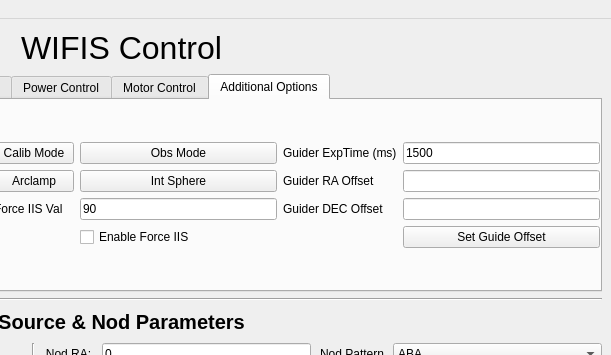
WIFIS-Team/controlcode-new, file WIFIS.ui: the form before one commit; both pictures show x 368 to 979 and y 0 to 355 of the 979 by 911 pixel window.
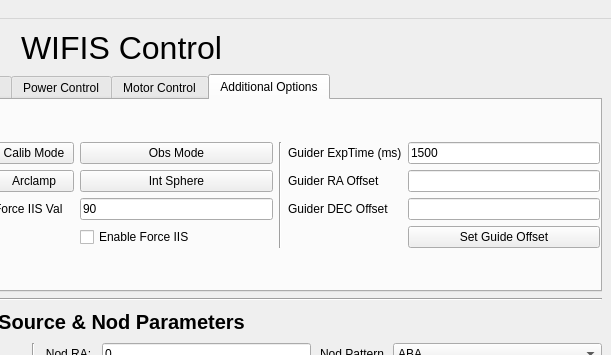
The form after the commit. The open tabs and pages were chosen to show the change.

Commit message: Added button to connect motor

```diff
--- a/WIFIS.ui
+++ b/WIFIS.ui
@@ -333,7 +333,7 @@
                <number>0</number>
               </property>
               <property name="horizontalSpacing">
-               <number>-1</number>
+               <number>6</number>
               </property>
               <item row="0" column="2">
                <widget class="QPushButton" name="GuiderMoveButton">
@@ -1317,7 +1317,28 @@
             </property>
             <item row="0" column="0">
              <layout class="QGridLayout" name="gridLayout_13">
-              <item row="0" column="4">
+              <item row="0" column="3" rowspan="4">
+               <widget class="Line" name="line_9">
+                <property name="orientation">
+                 <enum>Qt::Vertical</enum>
+                </property>
+               </widget>
+              </item>
+              <item row="2" column="4">
+               <widget class="QLabel" name="label_49">
+                <property name="text">
+                 <string>Guider DEC Offset</string>
+                </property>
+               </widget>
+              </item>
+              <item row="0" column="1">
+               <widget class="QPushButton" name="CalibModeButton">
+                <property name="text">
+                 <string>Calib Mode</string>
+                </property>
+               </widget>
+              </item>
+              <item row="0" column="5">
                <widget class="QLineEdit" name="GuiderExpTime">
                 <property name="text">
                  <string>1500</string>
@@ -1331,19 +1352,9 @@
                 </property>
                </widget>
               </item>
-              <item row="2" column="4">
-               <widget class="QLineEdit" name="GuideDEC"/>
-              </item>
-              <item row="1" column="4">
+              <item row="1" column="5">
                <widget class="QLineEdit" name="GuideRA"/>
               </item>
-              <item row="2" column="3">
-               <widget class="QLabel" name="label_49">
-                <property name="text">
-                 <string>Guider DEC Offset</string>
-                </property>
-               </widget>
-              </item>
               <item row="0" column="2">
                <widget class="QPushButton" name="ObsModeButton">
                 <property name="text">
@@ -1351,7 +1362,7 @@
                 </property>
                </widget>
               </item>
-              <item row="1" column="3">
+              <item row="1" column="4">
                <widget class="QLabel" name="label_48">
                 <property name="text">
                  <string>Guider RA Offset</string>
@@ -1379,20 +1390,13 @@
                 </property>
                </widget>
               </item>
-              <item row="0" column="3">
+              <item row="0" column="4">
                <widget class="QLabel" name="label_11">
                 <property name="text">
                  <string>Guider ExpTime (ms)</string>
                 </property>
                </widget>
               </item>
-              <item row="0" column="1">
-               <widget class="QPushButton" name="CalibModeButton">
-                <property name="text">
-                 <string>Calib Mode</string>
-                </property>
-               </widget>
-              </item>
               <item row="2" column="0">
                <widget class="QPushButton" name="FocusTestButton">
                 <property name="text">
@@ -1407,7 +1411,7 @@
                 </property>
                </widget>
               </item>
-              <item row="3" column="4">
+              <item row="3" column="5">
                <widget class="QPushButton" name="SetGuideOffset">
                 <property name="text">
                  <string>Set Guide Offset</string>
@@ -1435,6 +1439,9 @@
                 </property>
                </widget>
               </item>
+              <item row="2" column="5">
+               <widget class="QLineEdit" name="GuideDEC"/>
+              </item>
              </layout>
             </item>
            </layout>
@@ -2616,6 +2623,7 @@
     <addaction name="ConnectTelescope"/>
     <addaction name="ConnectPower"/>
     <addaction name="ConnectH2RG"/>
+    <addaction name="ConnectMotors"/>
     <addaction name="ConnectAll"/>
    </widget>
    <addaction name="menuFile"/>
@@ -2686,6 +2694,11 @@
     <string>H2RG</string>
    </property>
   </action>
+  <action name="ConnectMotors">
+   <property name="text">
+    <string>Motors</string>
+   </property>
+  </action>
  </widget>
  <tabstops>
   <tabstop>RAMoveBox</tabstop>
```
